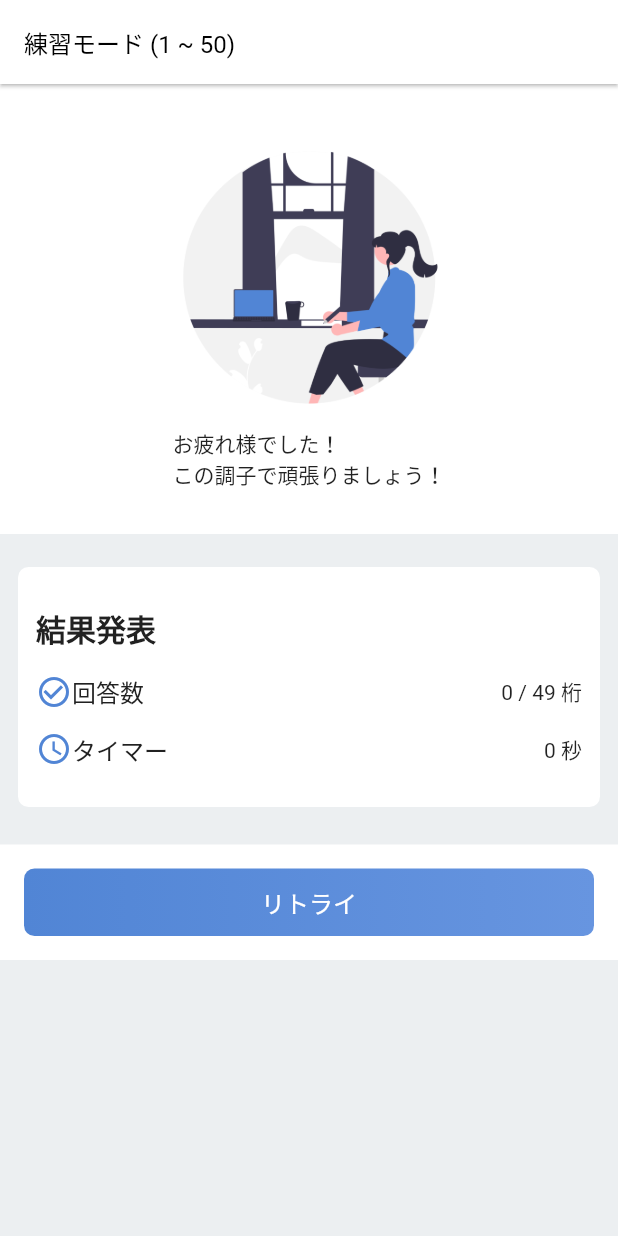
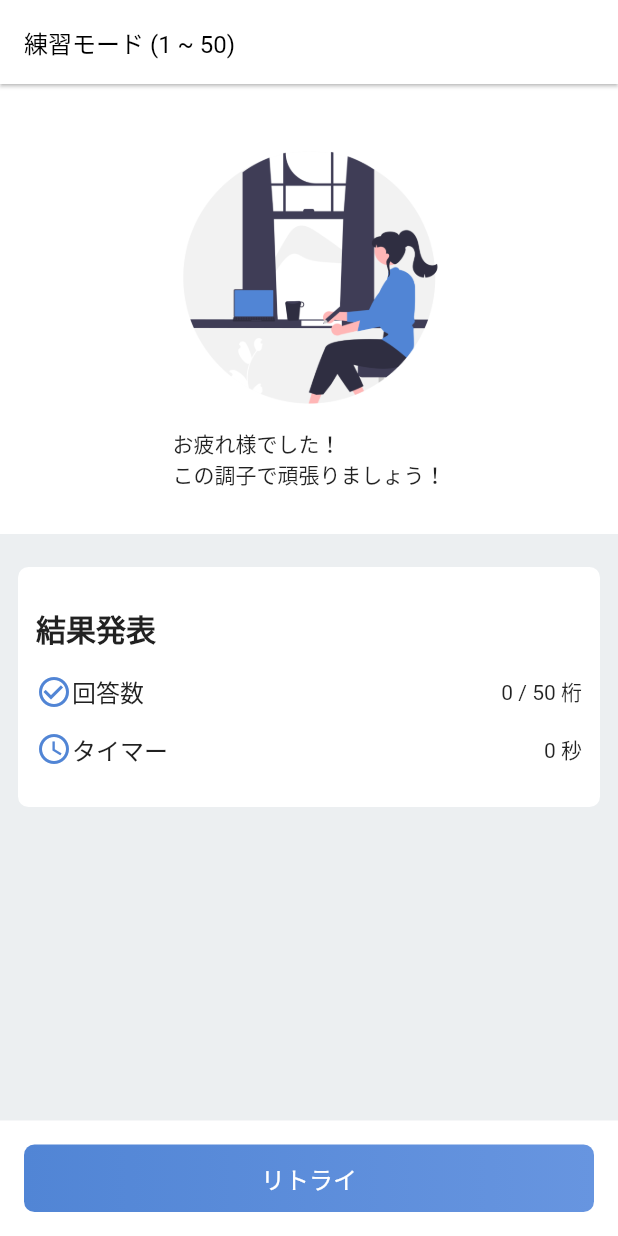
Before and after one commit to matsumo-and/Flutter_Pi_Memorization, a Flutter app: the PiResult screen opened directly with empty values, on a phone screen of 412 x 824 dp. Run offline on Flutter 3.47's test engine with Material 2 defaults, Android fonts, the phone set to English and light mode, and no system bars; our stand-ins replace flutter_riverpod, flutter_svg, freezed_annotation, google_fonts, hive, hive_flutter and 1 more; accounts and stored records are empty; key blocks and very long unbroken strings in the code were emptied for the run.

Commit message:
[feat]result画面の実装

```diff
--- a/lib/view/bottom_tab_bar.dart
+++ b/lib/view/bottom_tab_bar.dart
@@ -63,8 +63,8 @@ class BottomBarState extends ConsumerState<BottomTabBar> {
 
   @override
   void dispose() {
+    _controller.dispose();
     super.dispose();
-    _controller.dispose();
   }
 
   @override
--- a/lib/view/pi_memorization/result.dart
+++ b/lib/view/pi_memorization/result.dart
@@ -92,11 +92,14 @@ class PiResultState extends ConsumerState<PiResult> {
     final appBarSubTitle = widget.mode == PiMode.excersize
         ? ' (${pickerState.digitsFrom} ~ ${pickerState.digitsTo})'
         : '';
+    final goalDigits = widget.mode == PiMode.act
+        ? Pi.fullDigits.length
+        : pickerState.digitsTo - pickerState.digitsFrom + 1;
 
     return Scaffold(
       appBar: AppBar(title: Text('${widget.mode.appBarTitle}$appBarSubTitle')),
-      body: Stack(
-        alignment: Alignment.bottomCenter,
+      body: Column(
+        mainAxisAlignment: MainAxisAlignment.spaceBetween,
         children: [
           SingleChildScrollView(
             child: Column(
@@ -108,8 +111,7 @@ class PiResultState extends ConsumerState<PiResult> {
                   child: Center(
                     child: Column(
                       mainAxisAlignment: MainAxisAlignment.center,
-                      children: widget.correctDigits ==
-                              pickerState.digitsTo - pickerState.digitsFrom
+                      children: widget.correctDigits == goalDigits
                           ? [
                               SizedBox(
                                 height: 200,
@@ -162,9 +164,7 @@ class PiResultState extends ConsumerState<PiResult> {
                                 style: Theme.of(context).textTheme.headline2,
                               ),
                               const Spacer(),
-                              Text(widget.mode == PiMode.act
-                                  ? '${widget.correctDigits} / ${Pi.fullDigits.length} 桁'
-                                  : '${widget.correctDigits} / ${pickerState.digitsTo - pickerState.digitsFrom} 桁')
+                              Text('${widget.correctDigits} / $goalDigits 桁')
                             ],
                           ),
                           Row(
```
